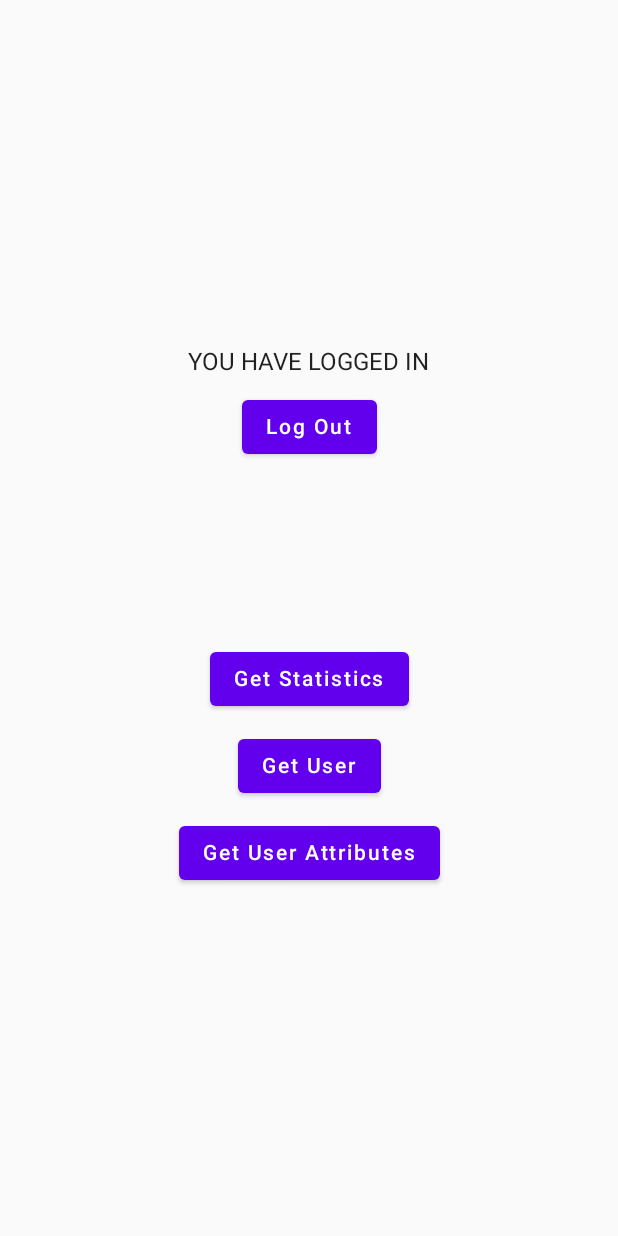
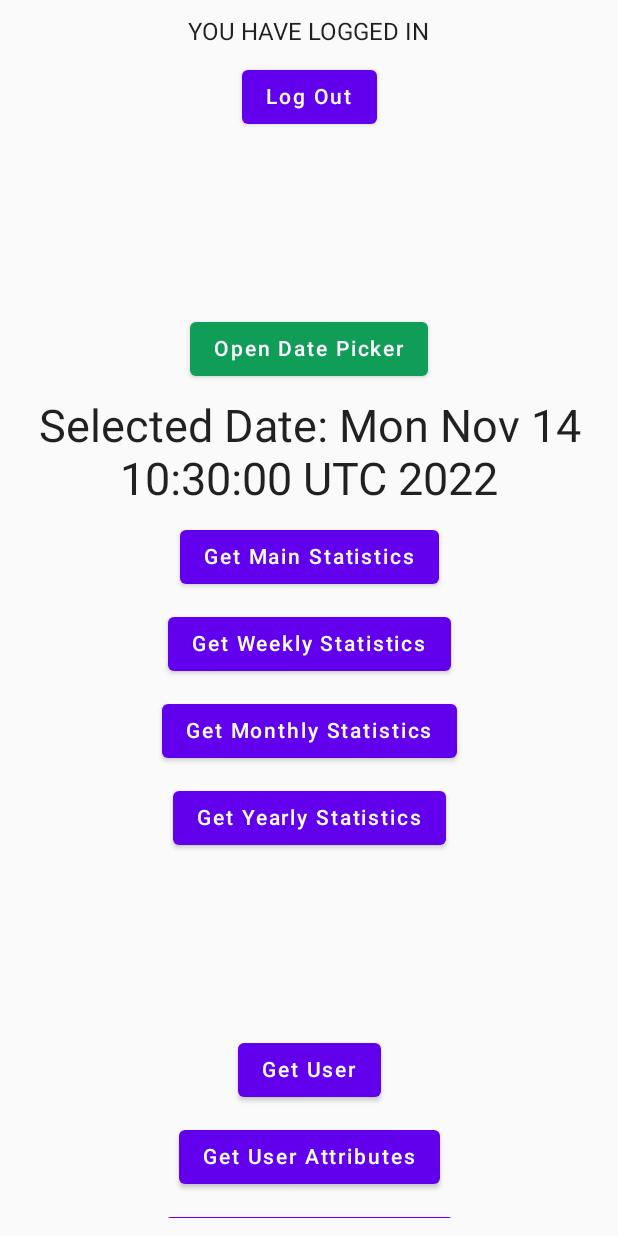
Before and after one commit to sergeymellowing/frontend_Android, an Android app built with Jetpack Compose: the screen it shows after launch (MainActivity), on a phone screen of 412 x 824 dp. Run offline under Robolectric (Android 15) with nearby library versions, the phone set to English and light mode, and no system bars; libraries missing offline, so code that uses them is left out: com.amplifyframework.api, com.amplifyframework.auth, com.amplifyframework.core; Roboto replaces fonts that are not available here; 4 statements that could not run were skipped.

Commit message:
- getUser - success ADDED: DatePicker ADDED: Statistics Response with date and timeframe

```diff
--- a/app/build.gradle
+++ b/app/build.gradle
@@ -53,10 +53,10 @@ dependencies {
     implementation 'androidx.activity:activity-compose:1.6.1'
     implementation "androidx.compose.ui:ui:$compose_ui_version"
     implementation "androidx.compose.ui:ui-tooling-preview:$compose_ui_version"
-    implementation 'androidx.compose.material:material:1.3.0'
+    implementation 'androidx.compose.material:material:1.3.1'
     testImplementation 'junit:junit:4.13.2'
-    androidTestImplementation 'androidx.test.ext:junit:1.1.3'
-    androidTestImplementation 'androidx.test.espresso:espresso-core:3.4.0'
+    androidTestImplementation 'androidx.test.ext:junit:1.1.4'
+    androidTestImplementation 'androidx.test.espresso:espresso-core:3.5.0'
     androidTestImplementation "androidx.compose.ui:ui-test-junit4:$compose_ui_version"
     debugImplementation "androidx.compose.ui:ui-tooling:$compose_ui_version"
     debugImplementation "androidx.compose.ui:ui-test-manifest:$compose_ui_version"
--- a/app/src/main/java/com/mellowingfactory/sleepology/ui/session/SessionScreen.kt
+++ b/app/src/main/java/com/mellowingfactory/sleepology/ui/session/SessionScreen.kt
@@ -1,31 +1,54 @@
 package com.mellowingfactory.sleepology.ui.auth
 
+import android.app.DatePickerDialog
+import android.util.Log
+import android.widget.DatePicker
 import androidx.compose.foundation.gestures.Orientation
 import androidx.compose.foundation.gestures.ScrollableState
 import androidx.compose.foundation.gestures.scrollable
 import androidx.compose.foundation.layout.*
+import androidx.compose.foundation.rememberScrollState
+import androidx.compose.foundation.verticalScroll
 import androidx.compose.material.Button
+import androidx.compose.material.ButtonDefaults
 import androidx.compose.material.Text
 import androidx.compose.runtime.Composable
 import androidx.compose.runtime.getValue
+import androidx.compose.runtime.mutableStateOf
+import androidx.compose.runtime.remember
 import androidx.compose.ui.Alignment
 import androidx.compose.ui.Modifier
+import androidx.compose.ui.graphics.Color
+import androidx.compose.ui.platform.LocalContext
+import androidx.compose.ui.text.style.TextAlign
 import androidx.compose.ui.unit.dp
+import androidx.compose.ui.unit.sp
+import com.amplifyframework.api.rest.RestOptions
+import com.amplifyframework.core.Amplify
+import com.google.gson.Gson
+import com.mellowingfactory.sleepology.models.ApiNodeUser
+import com.mellowingfactory.sleepology.models.Timeframe
+import com.mellowingfactory.sleepology.models.UpdateApiNodeUserRequest
+import com.mellowingfactory.sleepology.static.API_NAME
 import com.mellowingfactory.sleepology.viewmodel.AuthViewModel
 import com.mellowingfactory.sleepology.viewmodel.StatisticsViewModel
 import com.mellowingfactory.sleepology.viewmodel.UserViewModel
+import org.json.JSONObject
+import java.util.*
 
 
 @Composable
 fun SessionScreen(viewModel: AuthViewModel, statisticsViewModel: StatisticsViewModel, userViewModel: UserViewModel) {
-    val scrollableState = ScrollableState { 1f }
+    val mContext = LocalContext.current
+    val scrollableState = rememberScrollState()
 
     Column(
         verticalArrangement = Arrangement.spacedBy(10.dp, alignment = Alignment.CenterVertically),
         horizontalAlignment = Alignment.CenterHorizontally,
         modifier = Modifier
             .fillMaxSize()
-            .scrollable(state = scrollableState, orientation = Orientation.Vertical),
+            .padding(12.dp)
+            .verticalScroll(scrollableState),
     ) {
         Text(text = "YOU HAVE LOGGED IN")
         Button(onClick = viewModel::logOut) {
@@ -34,11 +57,78 @@ fun SessionScreen(viewModel: AuthViewModel, statisticsViewModel: StatisticsViewM
 
         Spacer(modifier = Modifier.height(100.dp))
 
+        val mDate = remember { mutableStateOf("") }
+        var date: Calendar = Calendar.getInstance()
+        var thisAYear = date.get(Calendar.YEAR)
+        var thisAMonth = date.get(Calendar.MONTH)
+        var thisADay = date.get(Calendar.DAY_OF_MONTH)
+        val dpd = DatePickerDialog(mContext, DatePickerDialog.OnDateSetListener { _, thisYear, thisMonth, thisDay ->
+            // Display Selected date in textbox
+            thisAMonth = thisMonth + 1
+            thisADay = thisDay
+            thisAYear = thisYear
+
+            mDate.value = "Date: $thisAMonth/$thisDay/$thisYear"
+            val newDate:Calendar =Calendar.getInstance()
+            newDate.set(thisYear, thisMonth, thisDay)
+            statisticsViewModel.journalDate.value = newDate.time // setting new date
+        }, thisAYear, thisAMonth, thisADay)
+
+//        val mYear: Int
+//        val mMonth: Int
+//        val mDay: Int
+//        val mCalendar = Calendar.getInstance()
+//        mYear = mCalendar.get(Calendar.YEAR)
+//        mMonth = mCalendar.get(Calendar.MONTH)
+//        mDay = mCalendar.get(Calendar.DAY_OF_MONTH)
+//        mCalendar.time = Date()
+//        val mDate = remember { mutableStateOf("") }
+//
+//        val mDatePickerDialog = DatePickerDialog(mContext,
+//            { _: DatePicker, mYear: Int, mMonth: Int, mDayOfMonth: Int ->
+//
+////                mDate.value = "$mDayOfMonth/${mMonth+1}/$mYear"
+//            }, mYear, mMonth, mDay
+//        )
+//
+
+            Button(onClick = {
+                dpd.show()
+            }, colors = ButtonDefaults.buttonColors(backgroundColor = Color(0XFF0F9D58)) ) {
+                Text(text = "Open Date Picker", color = Color.White)
+            }
+
+            Text(text = "Selected Date: ${statisticsViewModel.journalDate.value}", fontSize = 30.sp, textAlign = TextAlign.Center)
+
         // TODO: pass journalDate
         // TODO: pass timeframe
-        Button(onClick = statisticsViewModel::getStatistics) {
-            Text(text = "Get Statistics")
+        Button(onClick = {
+            statisticsViewModel.getStatistics()
+        }) {
+            Text(text = "Get Main Statistics")
         }
+
+        Button(onClick = {
+            statisticsViewModel.getStatistics(date = statisticsViewModel.journalDate.value, timeframe = Timeframe.weekly)
+        }) {
+            Text(text = "Get Weekly Statistics")
+        }
+
+        Button(onClick = {
+            statisticsViewModel.getStatistics(date = statisticsViewModel.journalDate.value, timeframe = Timeframe.monthly)
+        }) {
+            Text(text = "Get Monthly Statistics")
+        }
+
+        Button(onClick = {
+            statisticsViewModel.getStatistics(date = statisticsViewModel.journalDate.value, timeframe = Timeframe.yearly)
+        }) {
+            Text(text = "Get Yearly Statistics")
+        }
+
+
+        Spacer(modifier = Modifier.height(100.dp))
+
 
         Button(onClick = { userViewModel.getUser(viewModel.username.value) }) {
             Text(text = "Get User")
@@ -47,5 +137,11 @@ fun SessionScreen(viewModel: AuthViewModel, statisticsViewModel: StatisticsViewM
         Button(onClick = { userViewModel.fetchAuthUserAttributes() {} }) {
             Text(text = "Get User Attributes")
         }
+
+        Button(onClick = {
+            userViewModel.updateUser(viewModel.username.value, userViewModel.user.value)
+        }) {
+            Text(text = "Update User Manually")
+        }
     }
 }
--- a/app/src/main/java/com/mellowingfactory/sleepology/viewmodel/StatisticsViewModel.kt
+++ b/app/src/main/java/com/mellowingfactory/sleepology/viewmodel/StatisticsViewModel.kt
@@ -14,8 +14,8 @@ class StatisticsViewModel: ViewModel() {
     var timeframe = mutableStateOf(Timeframe.weekly)
         private set
 
-    fun getStatistics() {
-        apiNodeServer.getStatistics(journalDate.value, timeframe.value) { statistics ->
+    fun getStatistics(date: Date? = null, timeframe: Timeframe? = Timeframe.weekly) {
+        apiNodeServer.getStatistics(date, timeframe) { statistics ->
             // TODO: Do something with $statistics
         }
     }
--- a/app/src/main/java/com/mellowingfactory/sleepology/viewmodel/UserViewModel.kt
+++ b/app/src/main/java/com/mellowingfactory/sleepology/viewmodel/UserViewModel.kt
@@ -14,14 +14,25 @@ class UserViewModel: ViewModel() {
 //    var user = mutableStateOf(ApiNodeUser())
 //        private set
 
+    var user = mutableStateOf(ApiNodeUser())
+        private set
+
     fun getUser(username: String) {
-        apiNodeServer.getUser(username) { user ->
-            // TODO: Do something with $user
+        apiNodeServer.getUser(username) { fetchedUser ->
+            if (fetchedUser != null) {
+                user.value = fetchedUser
+            }
         }
     }
 
     fun createUser(user: ApiNodeUser) {
         apiNodeServer.createUser(user) { bool ->
+            // TODO: Do something with $bool
+        }
+    }
+
+    fun updateUser(id: String, user: ApiNodeUser) {
+        apiNodeServer.updateUser(id, user) { bool ->
             // TODO: Do something with $bool
         }
     }
--- a/build.gradle
+++ b/build.gradle
@@ -1,6 +1,6 @@
 buildscript {
     ext {
-        compose_ui_version = '1.3.0'
+        compose_ui_version = '1.3.1'
     }
 }// Top-level build file where you can add configuration options common to all sub-projects/modules.
 plugins {
```
Also changed, not shown: app/src/main/java/com/mellowingfactory/sleepology/models/ApiNodeUser.kt (+15 -1 lines), app/src/main/java/com/mellowingfactory/sleepology/services/ApiNodeServer.kt (+46 -31 lines).
